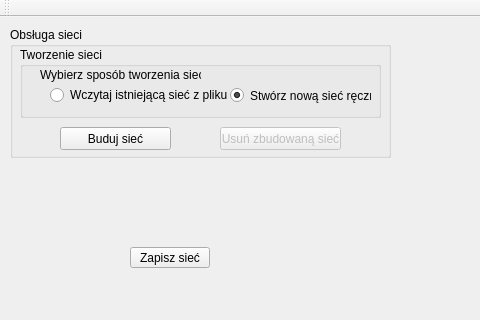
Qt form mainwindow.ui (scyphio122/Image-Recognition-Neural-Network) before a commit; both pictures show x 0 to 480 and y 0 to 320 of the 1038 by 684 pixel window.
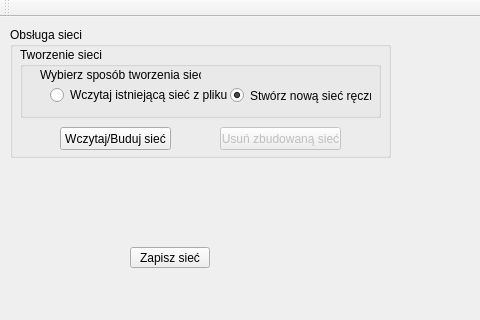
The same form after that commit.

```diff
--- a/mainwindow.ui
+++ b/mainwindow.ui
@@ -107,7 +107,7 @@
       </rect>
      </property>
      <property name="text">
-      <string>Buduj sieć</string>
+      <string>Wczytaj/Buduj sieć</string>
      </property>
     </widget>
    </widget>
```
